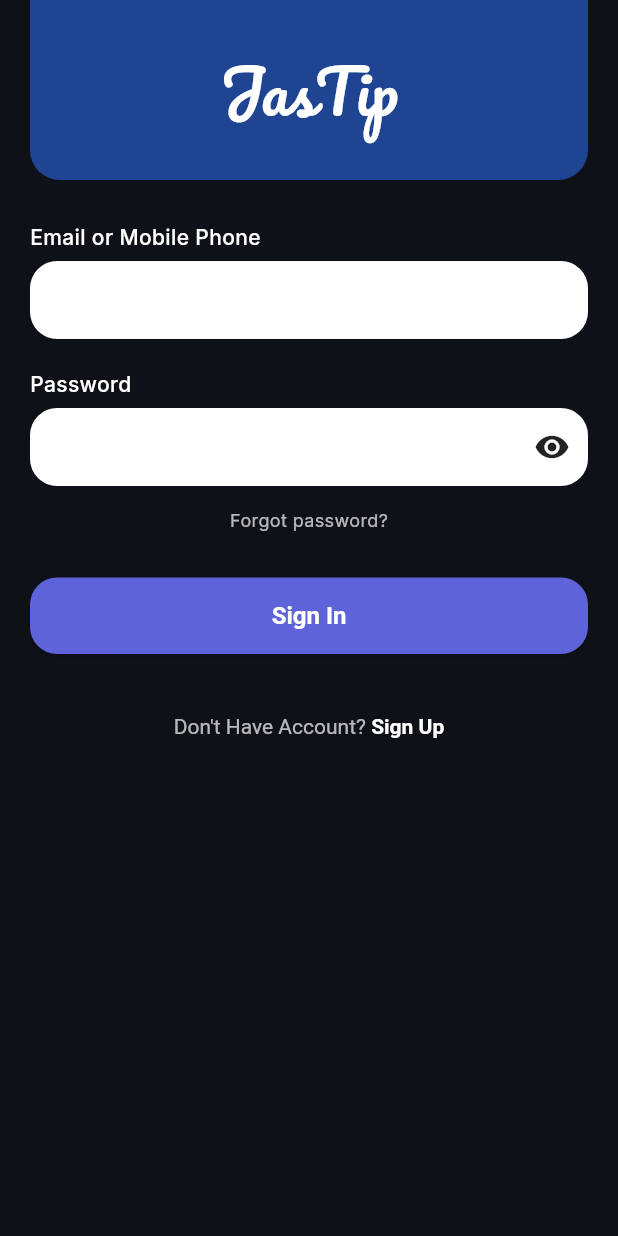
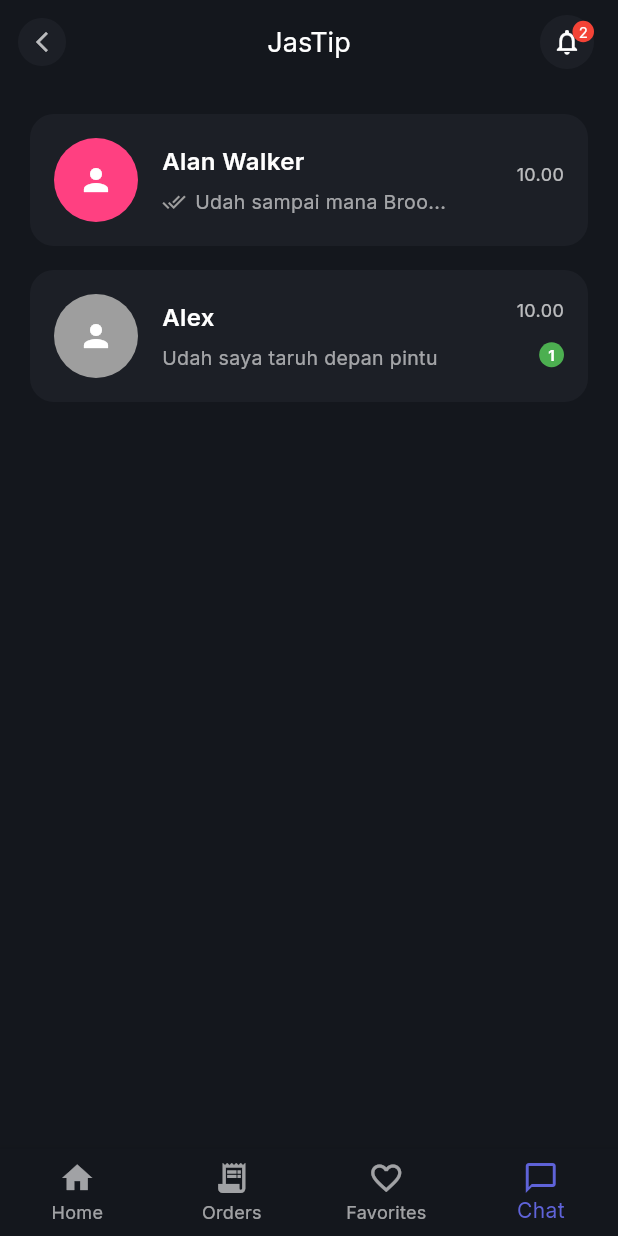
Before and after one commit to Heeeevi/Jastip-Tekber, a Flutter app: the screen it shows after launch, on a phone screen of 412 x 824 dp. Run offline on Flutter 3.47's test engine with Material 3 defaults, Android fonts, the phone set to English and light mode, and no system bars; our stand-ins replace google_fonts.

Commit message:
Tambah fitur menu chat dan detail chat

```diff
--- a/lib/main.dart
+++ b/lib/main.dart
@@ -7,8 +7,9 @@ import 'screens/home_screen.dart';
 import 'screens/orders_screen.dart';
 import 'screens/seller_dashboard_page.dart';
 import 'screens/favorites_screen.dart';
-import 'screens/search_screen.dart';
+// import 'screens/search_screen.dart';
 import 'screens/order_status_screen.dart';
+import 'screens/menu_chat.dart';
 
 void main() {
   runApp(const JasTipApp());
@@ -59,7 +60,7 @@ class JasTipApp extends StatelessWidget {
         ),
       ),
 
-      initialRoute: '/',
+      initialRoute: '/chat',
       routes: {
 
         '/': (_) => const LoginScreen(),
@@ -70,7 +71,8 @@ class JasTipApp extends StatelessWidget {
         '/seller-dashboard': (_) => const SellerDashboardPage(),
         '/favorites': (_) => const FavoritesScreen(),
         '/buyer-dashboard': (_) => const BuyerDashboardScreen(),
-        '/search': (_) => const SearchScreen(),
+        '/chat': (_) => const ChatScreen(),
+        // '/search': (_) => const SearchScreen(),
         '/order-status': (context) => const OrderStatusScreen(),
       },
     );
--- /dev/null
+++ b/lib/screens/menu_chat.dart
@@ -0,0 +1,263 @@
+import 'package:flutter/material.dart';
+import 'package:google_fonts/google_fonts.dart';
+
+// --- IMPORTS HALAMAN LAIN ---
+import 'home_screen.dart';       // Untuk balik ke Home
+import 'orders_screen.dart';     // Untuk ke Orders
+import 'favorites_screen.dart';  // Untuk ke Favorites
+import 'chat.dart'; // Pastikan file ini ada (code yang sebelumnya saya kasih)
+
+class ChatScreen extends StatefulWidget {
+  const ChatScreen({super.key});
+
+  @override
+  State<ChatScreen> createState() => _ChatScreenState();
+}
+
+class _ChatScreenState extends State<ChatScreen> {
+  // Set default index ke 3 (Chat Tab)
+  int currentIndex = 3;
+
+  // Data dummy chat list
+  final chatList = [
+    {
+      'name': 'Alan Walker',
+      'message': 'Udah sampai mana Broo...',
+      'time': '10.00',
+      'avatarColor': Colors.pinkAccent,
+      'unread': 0,
+      'isSent': true,
+    },
+    {
+      'name': 'Alex',
+      'message': 'Udah saya taruh depan pintu',
+      'time': '10.00',
+      'avatarColor': Colors.grey,
+      'unread': 1,
+      'isSent': false,
+    },
+  ];
+
+  // --- LOGIKA BOTTOM NAVIGATION BAR ---
+  BottomNavigationBar _bottomNav() {
+    return BottomNavigationBar(
+      currentIndex: currentIndex,
+      onTap: (i) {
+        switch (i) {
+          case 0:
+            // Pindah ke HOME
+            Navigator.pushReplacement(
+              context,
+              PageRouteBuilder(
+                pageBuilder: (_, __, ___) => const HomeScreen(),
+                transitionDuration: Duration.zero,
+              ),
+            );
+            break;
+          case 1:
+            // Pindah ke ORDERS
+            Navigator.pushReplacement(
+              context,
+              PageRouteBuilder(
+                pageBuilder: (_, __, ___) => const OrdersScreen(),
+                transitionDuration: Duration.zero,
+              ),
+            );
+            break;
+          case 2:
+            // Pindah ke FAVORITES
+            Navigator.pushReplacement(
+              context,
+              PageRouteBuilder(
+                pageBuilder: (_, __, ___) => const FavoritesScreen(),
+                transitionDuration: Duration.zero,
+              ),
+            );
+            break;
+          case 3:
+            // Sudah di Chat, tidak perlu aksi apa-apa
+            break;
+        }
+        setState(() => currentIndex = i);
+      },
+      backgroundColor: const Color(0xFF14171D),
+      type: BottomNavigationBarType.fixed,
+      selectedItemColor: const Color(0xFF5F63D9),
+      unselectedItemColor: Colors.white60,
+      items: const [
+        BottomNavigationBarItem(icon: Icon(Icons.home), label: 'Home'),
+        BottomNavigationBarItem(icon: Icon(Icons.receipt_long), label: 'Orders'),
+        BottomNavigationBarItem(icon: Icon(Icons.favorite_border), label: 'Favorites'),
+        BottomNavigationBarItem(icon: Icon(Icons.chat_bubble_outline), label: 'Chat'),
+      ],
+    );
+  }
+
+  // --- WIDGET ITEM CHAT (BISA DIKLIK) ---
+  Widget _buildChatItem(BuildContext context, Map<String, dynamic> chat) {
+    return GestureDetector(
+      onTap: () {
+        // Navigasi ke DetailChatScreen saat item diklik
+        Navigator.push(
+          context,
+          MaterialPageRoute(
+            builder: (context) => DetailChatScreen(
+              userName: chat['name'], // Mengirim nama ke halaman detail
+            ),
+          ),
+        );
+      },
+      child: Container(
+        padding: const EdgeInsets.all(16),
+        decoration: BoxDecoration(
+          color: const Color(0xFF1C1F26),
+          borderRadius: BorderRadius.circular(16),
+        ),
+        child: Row(
+          children: [
+            // Avatar
+            CircleAvatar(
+              radius: 28,
+              backgroundColor: chat['avatarColor'],
+              child: const Icon(Icons.person, color: Colors.white),
+            ),
+            const SizedBox(width: 16),
+
+            // Nama dan Pesan
+            Expanded(
+              child: Column(
+                crossAxisAlignment: CrossAxisAlignment.start,
+                children: [
+                  Text(
+                    chat['name'],
+                    style: const TextStyle(
+                      color: Colors.white,
+                      fontSize: 16,
+                      fontWeight: FontWeight.w600,
+                    ),
+                  ),
+                  const SizedBox(height: 6),
+                  Row(
+                    children: [
+                      if (chat['isSent'] == true)
+                        const Padding(
+                          padding: EdgeInsets.only(right: 6),
+                          child: Icon(Icons.done_all, size: 16, color: Colors.grey),
+                        ),
+                      Expanded(
+                        child: Text(
+                          chat['message'],
+                          maxLines: 1,
+                          overflow: TextOverflow.ellipsis,
+                          style: TextStyle(
+                            color: Colors.white.withOpacity(0.6),
+                            fontSize: 13,
+                          ),
+                        ),
+                      ),
+                    ],
+                  ),
+                ],
+              ),
+            ),
+
+            // Waktu dan Badge Unread
+            Column(
+              crossAxisAlignment: CrossAxisAlignment.end,
+              children: [
+                Text(
+                  chat['time'],
+                  style: const TextStyle(color: Colors.white70, fontSize: 12),
+                ),
+                const SizedBox(height: 8),
+                if ((chat['unread'] as int) > 0)
+                  Container(
+                    padding: const EdgeInsets.all(6),
+                    decoration: const BoxDecoration(
+                      color: Color(0xFF4CAF50),
+                      shape: BoxShape.circle,
+                    ),
+                    child: Text(
+                      chat['unread'].toString(),
+                      style: const TextStyle(color: Colors.white, fontSize: 10, fontWeight: FontWeight.bold),
+                    ),
+                  ),
+              ],
+            )
+          ],
+        ),
+      ),
+    );
+  }
+
+  @override
+  Widget build(BuildContext context) {
+    return Scaffold(
+      backgroundColor: const Color(0xFF14171D),
+      appBar: AppBar(
+        backgroundColor: const Color(0xFF14171D),
+        elevation: 0,
+        // Tombol Back di AppBar yang mengarah ke Home (Manual Sync)
+        leading: IconButton(
+          icon: Container(
+            padding: const EdgeInsets.all(8),
+            decoration: const BoxDecoration(
+              color: Color(0xFF1C1F26),
+              shape: BoxShape.circle,
+            ),
+            child: const Icon(Icons.arrow_back_ios_new, size: 16, color: Colors.white70),
+          ),
+          onPressed: () {
+             Navigator.pushReplacement(
+              context,
+              PageRouteBuilder(
+                pageBuilder: (_, __, ___) => const HomeScreen(),
+                transitionDuration: Duration.zero,
+              ),
+            );
+          },
+        ),
+        title: Text('JasTip', style: GoogleFonts.inter(color: Colors.white, fontSize: 18)),
+        centerTitle: true,
+        actions: [
+          Stack(
+            children: [
+              IconButton(
+                onPressed: () {},
+                icon: Container(
+                  padding: const EdgeInsets.all(8),
+                  decoration: const BoxDecoration(
+                    color: Color(0xFF1C1F26),
+                    shape: BoxShape.circle,
+                  ),
+                  child: const Icon(Icons.notifications_none, size: 20, color: Colors.white),
+                ),
+              ),
+              Positioned(
+                right: 8,
+                top: 8,
+                child: Container(
+                  padding: const EdgeInsets.all(4),
+                  decoration: const BoxDecoration(color: Colors.red, shape: BoxShape.circle),
+                  child: const Text('2', style: TextStyle(fontSize: 10, color: Colors.white)),
+                ),
+              )
+            ],
+          ),
+          const SizedBox(width: 8),
+        ],
+      ),
+      body: ListView.separated(
+        padding: const EdgeInsets.all(20),
+        itemCount: chatList.length,
+        separatorBuilder: (context, index) => const SizedBox(height: 16),
+        itemBuilder: (context, index) {
+          final chat = chatList[index];
+          // Panggil fungsi widget item dan berikan context
+          return _buildChatItem(context, chat);
+        },
+      ),
+      bottomNavigationBar: _bottomNav(),
+    );
+  }
+}
```
Also changed, not shown: lib/screens/chat.dart (added, +201 -0 lines), lib/screens/home_screen.dart (+8 -1 lines).
